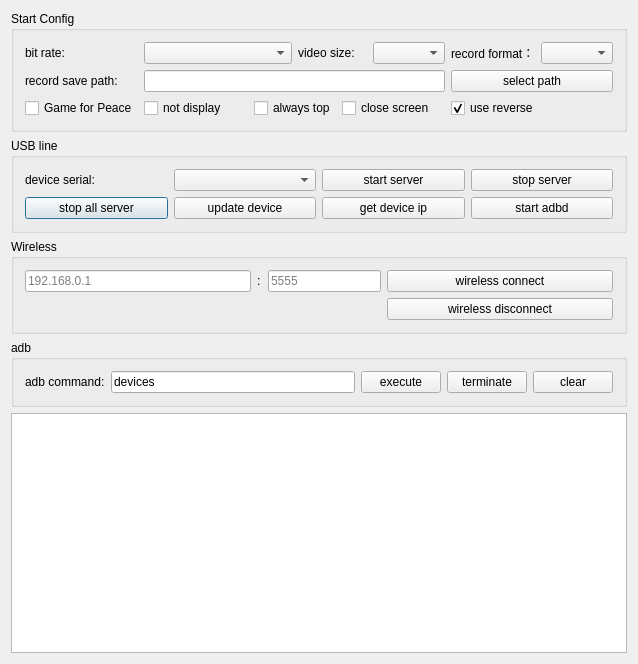
Before: the Qt Designer form QtScrcpy/dialog.ui in barry-ran/QtScrcpy, drawn with Qt 5.
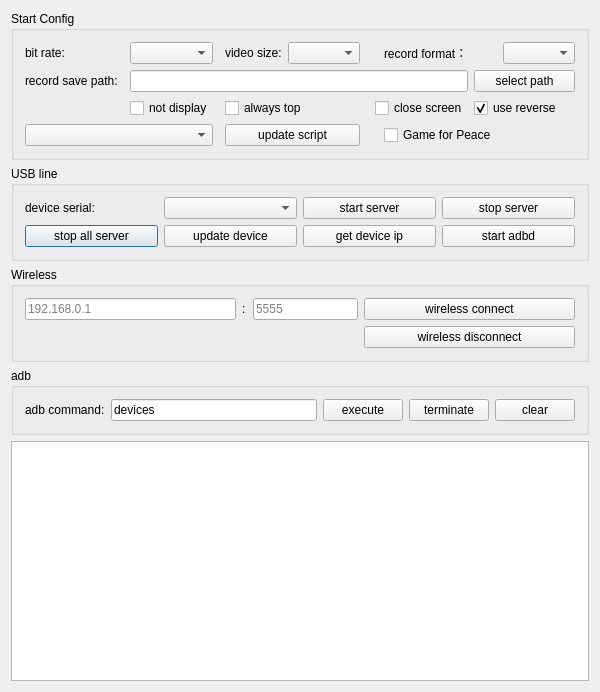
After: the same form once the commit is applied.

Commit message: feat: keymap support script

The edit to the form file:
```diff
--- a/QtScrcpy/dialog.ui
+++ b/QtScrcpy/dialog.ui
@@ -6,8 +6,8 @@
    <rect>
     <x>0</x>
     <y>0</y>
-    <width>533</width>
-    <height>608</height>
+    <width>600</width>
+    <height>637</height>
    </rect>
   </property>
   <property name="maximumSize">
@@ -21,6 +21,82 @@
   </property>
   <layout class="QGridLayout" name="gridLayout_2">
    <item row="2" column="0">
+    <widget class="QGroupBox" name="usbGroupBox">
+     <property name="title">
+      <string>USB line</string>
+     </property>
+     <layout class="QGridLayout" name="gridLayout">
+      <item row="3" column="2">
+       <widget class="QPushButton" name="getIPBtn">
+        <property name="text">
+         <string>get device ip</string>
+        </property>
+        <property name="autoDefault">
+         <bool>false</bool>
+        </property>
+       </widget>
+      </item>
+      <item row="0" column="3">
+       <widget class="QPushButton" name="stopServerBtn">
+        <property name="text">
+         <string>stop server</string>
+        </property>
+        <property name="autoDefault">
+         <bool>false</bool>
+        </property>
+       </widget>
+      </item>
+      <item row="3" column="1">
+       <widget class="QPushButton" name="updateDevice">
+        <property name="text">
+         <string>update device</string>
+        </property>
+        <property name="autoDefault">
+         <bool>false</bool>
+        </property>
+       </widget>
+      </item>
+      <item row="3" column="3">
+       <widget class="QPushButton" name="startAdbdBtn">
+        <property name="text">
+         <string>start adbd</string>
+        </property>
+        <property name="autoDefault">
+         <bool>false</bool>
+        </property>
+       </widget>
+      </item>
+      <item row="0" column="0">
+       <widget class="QLabel" name="label_2">
+        <property name="text">
+         <string>device serial:</string>
+        </property>
+       </widget>
+      </item>
+      <item row="0" column="1">
+       <widget class="QComboBox" name="serialBox"/>
+      </item>
+      <item row="0" column="2">
+       <widget class="QPushButton" name="startServerBtn">
+        <property name="text">
+         <string>start server</string>
+        </property>
+        <property name="autoDefault">
+         <bool>false</bool>
+        </property>
+       </widget>
+      </item>
+      <item row="3" column="0">
+       <widget class="QPushButton" name="stopAllServerBtn">
+        <property name="text">
+         <string>stop all server</string>
+        </property>
+       </widget>
+      </item>
+     </layout>
+    </widget>
+   </item>
+   <item row="3" column="0">
     <widget class="QGroupBox" name="wirelessGroupBox">
      <property name="title">
       <string>Wireless</string>
@@ -88,7 +164,7 @@
      </layout>
     </widget>
    </item>
-   <item row="4" column="0">
+   <item row="5" column="0">
     <widget class="QTextEdit" name="outEdit">
      <property name="minimumSize">
       <size>
@@ -107,204 +183,7 @@
      </property>
     </widget>
    </item>
-   <item row="0" column="0">
-    <widget class="QGroupBox" name="configGroupBox">
-     <property name="title">
-      <string>Start Config</string>
-     </property>
-     <layout class="QGridLayout" name="gridLayout_3">
-      <item row="2" column="9" colspan="2">
-       <widget class="QCheckBox" name="useReverseCheck">
-        <property name="text">
-         <string>use reverse</string>
-        </property>
-        <property name="checked">
-         <bool>true</bool>
-        </property>
-       </widget>
-      </item>
-      <item row="0" column="8">
-       <widget class="QComboBox" name="videoSizeBox">
-        <property name="toolTip">
-         <string/>
-        </property>
-       </widget>
-      </item>
-      <item row="1" column="9" colspan="2">
-       <widget class="QPushButton" name="selectRecordPathBtn">
-        <property name="text">
-         <string>select path</string>
-        </property>
-        <property name="autoDefault">
-         <bool>false</bool>
-        </property>
-       </widget>
-      </item>
-      <item row="0" column="9">
-       <widget class="QLabel" name="label_6">
-        <property name="text">
-         <string>record format：</string>
-        </property>
-       </widget>
-      </item>
-      <item row="0" column="6" colspan="2">
-       <widget class="QLabel" name="label_4">
-        <property name="text">
-         <string>video size:</string>
-        </property>
-       </widget>
-      </item>
-      <item row="0" column="10">
-       <widget class="QComboBox" name="formatBox"/>
-      </item>
-      <item row="2" column="7" colspan="2">
-       <widget class="QCheckBox" name="closeScreenCheck">
-        <property name="text">
-         <string>close screen</string>
-        </property>
-       </widget>
-      </item>
-      <item row="0" column="0" colspan="2">
-       <widget class="QLabel" name="label_3">
-        <property name="text">
-         <string>bit rate:</string>
-        </property>
-       </widget>
-      </item>
-      <item row="1" column="0" colspan="2">
-       <widget class="QLabel" name="label_5">
-        <property name="text">
-         <string>record save path:</string>
-        </property>
-        <property name="buddy">
-         <cstring>recordPathEdt</cstring>
-        </property>
-       </widget>
-      </item>
-      <item row="0" column="2" colspan="4">
-       <widget class="QComboBox" name="bitRateBox">
-        <property name="toolTip">
-         <string/>
-        </property>
-        <property name="currentText">
-         <string/>
-        </property>
-       </widget>
-      </item>
-      <item row="1" column="2" colspan="7">
-       <widget class="QLineEdit" name="recordPathEdt">
-        <property name="readOnly">
-         <bool>true</bool>
-        </property>
-       </widget>
-      </item>
-      <item row="2" column="0" colspan="2">
-       <widget class="QCheckBox" name="gameForPeaceCheck">
-        <property name="text">
-         <string>Game for Peace</string>
-        </property>
-       </widget>
-      </item>
-      <item row="2" column="5" colspan="2">
-       <widget class="QCheckBox" name="alwaysTopCheck">
-        <property name="text">
-         <string>always top</string>
-        </property>
-        <property name="checked">
-         <bool>false</bool>
-        </property>
-       </widget>
-      </item>
-      <item row="2" column="2" colspan="2">
-       <widget class="QCheckBox" name="notDisplayCheck">
-        <property name="text">
-         <string>not display</string>
-        </property>
-        <property name="checkable">
-         <bool>false</bool>
-        </property>
-       </widget>
-      </item>
-     </layout>
-    </widget>
-   </item>
-   <item row="1" column="0">
-    <widget class="QGroupBox" name="usbGroupBox">
-     <property name="title">
-      <string>USB line</string>
-     </property>
-     <layout class="QGridLayout" name="gridLayout">
-      <item row="3" column="2">
-       <widget class="QPushButton" name="getIPBtn">
-        <property name="text">
-         <string>get device ip</string>
-        </property>
-        <property name="autoDefault">
-         <bool>false</bool>
-        </property>
-       </widget>
-      </item>
-      <item row="0" column="3">
-       <widget class="QPushButton" name="stopServerBtn">
-        <property name="text">
-         <string>stop server</string>
-        </property>
-        <property name="autoDefault">
-         <bool>false</bool>
-        </property>
-       </widget>
-      </item>
-      <item row="3" column="1">
-       <widget class="QPushButton" name="updateDevice">
-        <property name="text">
-         <string>update device</string>
-        </property>
-        <property name="autoDefault">
-         <bool>false</bool>
-        </property>
-       </widget>
-      </item>
-      <item row="3" column="3">
-       <widget class="QPushButton" name="startAdbdBtn">
-        <property name="text">
-         <string>start adbd</string>
-        </property>
-        <property name="autoDefault">
-         <bool>false</bool>
-        </property>
-       </widget>
-      </item>
-      <item row="0" column="0">
-       <widget class="QLabel" name="label_2">
-        <property name="text">
-         <string>device serial:</string>
-        </property>
-       </widget>
-      </item>
-      <item row="0" column="1">
-       <widget class="QComboBox" name="serialBox"/>
-      </item>
-      <item row="0" column="2">
-       <widget class="QPushButton" name="startServerBtn">
-        <property name="text">
-         <string>start server</string>
-        </property>
-        <property name="autoDefault">
-         <bool>false</bool>
-        </property>
-       </widget>
-      </item>
-      <item row="3" column="0">
-       <widget class="QPushButton" name="stopAllServerBtn">
-        <property name="text">
-         <string>stop all server</string>
-        </property>
-       </widget>
-      </item>
-     </layout>
-    </widget>
-   </item>
-   <item row="3" column="0">
+   <item row="4" column="0">
     <widget class="QGroupBox" name="adbGroupBox">
      <property name="title">
       <string notr="true">adb</string>
@@ -351,6 +230,150 @@
      </layout>
     </widget>
    </item>
+   <item row="0" column="0">
+    <widget class="QGroupBox" name="configGroupBox">
+     <property name="title">
+      <string>Start Config</string>
+     </property>
+     <layout class="QGridLayout" name="gridLayout_3">
+      <item row="0" column="0" colspan="2">
+       <widget class="QLabel" name="label_3">
+        <property name="text">
+         <string>bit rate:</string>
+        </property>
+       </widget>
+      </item>
+      <item row="2" column="3" colspan="2">
+       <widget class="QCheckBox" name="notDisplayCheck">
+        <property name="text">
+         <string>not display</string>
+        </property>
+        <property name="checkable">
+         <bool>false</bool>
+        </property>
+       </widget>
+      </item>
+      <item row="0" column="3" colspan="2">
+       <widget class="QComboBox" name="bitRateBox">
+        <property name="toolTip">
+         <string/>
+        </property>
+        <property name="currentText">
+         <string/>
+        </property>
+       </widget>
+      </item>
+      <item row="2" column="6" colspan="2">
+       <widget class="QCheckBox" name="alwaysTopCheck">
+        <property name="text">
+         <string>always top</string>
+        </property>
+        <property name="checked">
+         <bool>false</bool>
+        </property>
+       </widget>
+      </item>
+      <item row="2" column="11" colspan="2">
+       <widget class="QCheckBox" name="useReverseCheck">
+        <property name="text">
+         <string>use reverse</string>
+        </property>
+        <property name="checked">
+         <bool>true</bool>
+        </property>
+       </widget>
+      </item>
+      <item row="0" column="12">
+       <widget class="QComboBox" name="formatBox"/>
+      </item>
+      <item row="1" column="0" colspan="2">
+       <widget class="QLabel" name="label_5">
+        <property name="text">
+         <string>record save path:</string>
+        </property>
+        <property name="buddy">
+         <cstring>recordPathEdt</cstring>
+        </property>
+       </widget>
+      </item>
+      <item row="0" column="6">
+       <widget class="QLabel" name="label_4">
+        <property name="text">
+         <string>video size:</string>
+        </property>
+       </widget>
+      </item>
+      <item row="2" column="9" colspan="2">
+       <widget class="QCheckBox" name="closeScreenCheck">
+        <property name="text">
+         <string>close screen</string>
+        </property>
+       </widget>
+      </item>
+      <item row="1" column="3" colspan="8">
+       <widget class="QLineEdit" name="recordPathEdt">
+        <property name="readOnly">
+         <bool>true</bool>
+        </property>
+       </widget>
+      </item>
+      <item row="0" column="7">
+       <widget class="QComboBox" name="videoSizeBox">
+        <property name="toolTip">
+         <string/>
+        </property>
+       </widget>
+      </item>
+      <item row="1" column="11" colspan="2">
+       <widget class="QPushButton" name="selectRecordPathBtn">
+        <property name="text">
+         <string>select path</string>
+        </property>
+        <property name="autoDefault">
+         <bool>false</bool>
+        </property>
+       </widget>
+      </item>
+      <item row="0" column="10">
+       <widget class="QLabel" name="label_6">
+        <property name="text">
+         <string>record format：</string>
+        </property>
+       </widget>
+      </item>
+      <item row="0" column="8" colspan="2">
+       <spacer name="horizontalSpacer">
+        <property name="orientation">
+         <enum>Qt::Horizontal</enum>
+        </property>
+        <property name="sizeHint" stdset="0">
+         <size>
+          <width>40</width>
+          <height>20</height>
+         </size>
+        </property>
+       </spacer>
+      </item>
+      <item row="3" column="0" colspan="5">
+       <widget class="QComboBox" name="gameBox"/>
+      </item>
+      <item row="3" column="6" colspan="2">
+       <widget class="QPushButton" name="updateGameScriptBtn">
+        <property name="text">
+         <string>update script</string>
+        </property>
+       </widget>
+      </item>
+      <item row="3" column="10" colspan="2">
+       <widget class="QCheckBox" name="gameCheck">
+        <property name="text">
+         <string>Game for Peace</string>
+        </property>
+       </widget>
+      </item>
+     </layout>
+    </widget>
+   </item>
   </layout>
  </widget>
  <layoutdefault spacing="6" margin="11"/>
```
Left out of the diff: 2 changed lines with no effect on the pictures. The commit also changes 10 other files.
